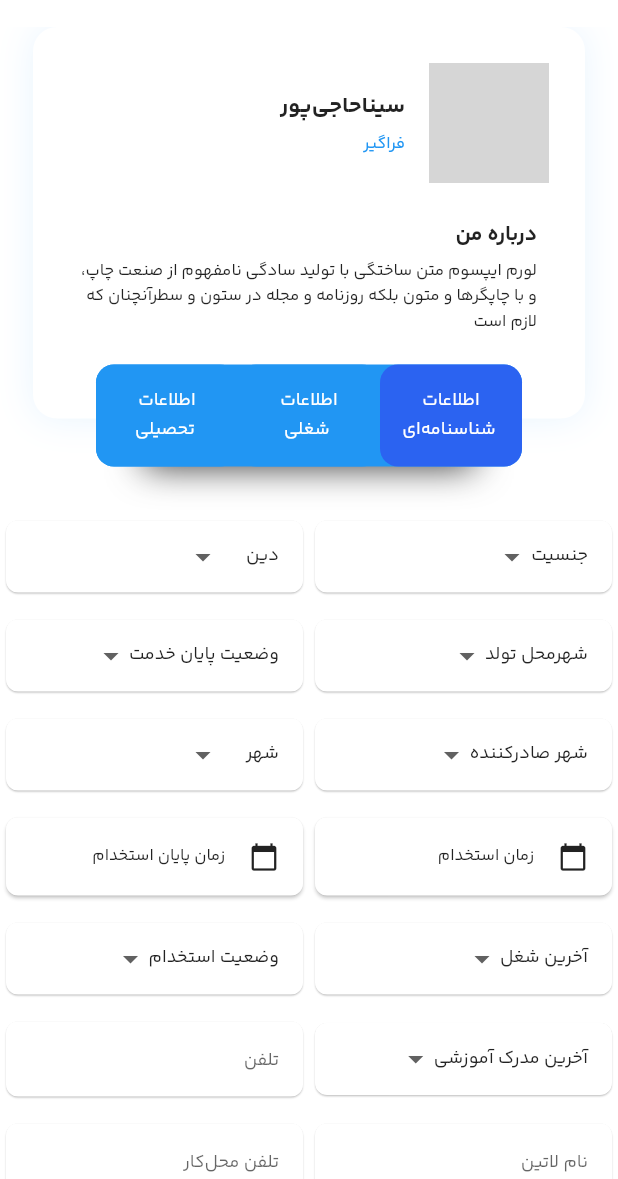
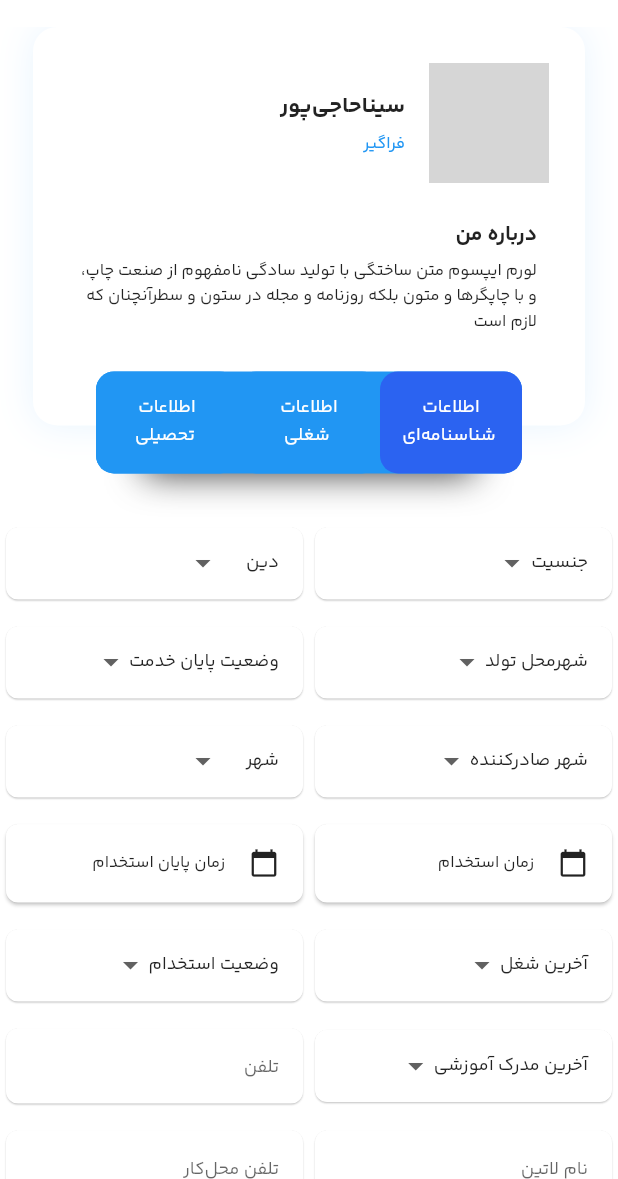
Before and after one commit to SinaHajipooor/LMS, a Flutter app: the ProfileScreen screen opened directly, on a phone screen of 412 x 824 dp, the part 57-1236 px from its top. Run offline on Flutter 3.47's test engine with Material 2 defaults, Android fonts, the phone set to English and light mode, and no system bars; our stand-ins replace carousel_slider, circular_countdown_timer, file_picker, fl_chart, flutter_rating_bar, flutter_spinkit and 3 more; missing offline and left inert: persian_datetime_picker; accounts and stored records are empty; network calls fail; grey boxes are pictures that could not be loaded.

Commit message:
config profile screen

```diff
--- a/lib/screens/course/simple_courses_screen.dart
+++ b/lib/screens/course/simple_courses_screen.dart
@@ -3,7 +3,6 @@ import 'package:lms/screens/landing_screen.dart';
 import 'package:provider/provider.dart';
 import '../../providers/Course/CourseProvider.dart';
 import '../../widgets/course/courses_list.dart';
-import '../../widgets/course/course_item.dart';
 import '../../widgets/elements/spinner.dart';
 
 class SimpleCoursesScreen extends StatefulWidget {
--- a/lib/screens/profile/profile_screen.dart
+++ b/lib/screens/profile/profile_screen.dart
@@ -1,7 +1,5 @@
 import 'package:flutter/material.dart';
 import 'package:flutter/rendering.dart';
-import 'package:lms/screens/dashbord_screen.dart';
-import 'package:lms/screens/home_screen.dart';
 import 'package:lms/screens/landing_screen.dart';
 import '../../widgets/profile/user_information_card.dart';
 import 'package:persian_datetime_picker/persian_datetime_picker.dart';
@@ -112,7 +110,7 @@ class _ProfileScreenState extends State<ProfileScreen> {
                 bottom: keyboardOffset + MediaQuery.of(context).padding.bottom,
               ),
               child: Container(
-                height: selectedIndex == 2 ? deviceHeight * 0.6 : deviceHeight * 0.55,
+                height: selectedIndex == 2 ? deviceHeight * 0.6 : deviceHeight * 0.50,
                 child: Column(
                   children: [
                     Container(
@@ -160,16 +158,22 @@ class _ProfileScreenState extends State<ProfileScreen> {
         return false;
       },
       child: Scaffold(
-        body: CustomScrollView(
+        body: Stack(
+          children: [
+            CustomScrollView(
               controller: _scrollController,
               slivers: [
                 const CustomAppbar(title: 'اطلاعات کاربری'),
                 SliverList(
-                delegate: SliverChildListDelegate.fixed([
+                  delegate: SliverChildListDelegate.fixed(
+                    [
                       Column(
                         crossAxisAlignment: CrossAxisAlignment.start,
                         children: [
-                  UserInformationCard(onSelect: _onSelectInfo, selectedIndex: _selectedIndex),
+                          SizedBox(
+                            height: deviceSize.height / 2.5,
+                            child: UserInformationCard(onSelect: _onSelectInfo, selectedIndex: _selectedIndex),
+                          ),
                           Container(
                             decoration: const BoxDecoration(
                               color: Colors.white,
@@ -240,6 +244,22 @@ class _ProfileScreenState extends State<ProfileScreen> {
                                     ),
                                   ),
                                 ),
+                              ],
+                            ),
+                          ),
+                        ],
+                      ),
+                    ],
+                  ),
+                )
+              ],
+            ),
+            Positioned(
+              left: 0,
+              right: 0,
+              bottom: 0,
+              child: Stack(
+                children: [
                   AnimatedOpacity(
                     opacity: _selectedIndex == 2 ? 1.0 : 0.0,
                     duration: const Duration(milliseconds: 700),
@@ -254,13 +274,10 @@ class _ProfileScreenState extends State<ProfileScreen> {
                     duration: const Duration(milliseconds: 700),
                     curve: Curves.easeInOut,
                     child: Visibility(visible: _selectedIndex == 3, child: const UserEducationInfo()),
-                        )
+                  ),
                 ],
               ),
             ),
-                ],
-              ),
-            ]))
           ],
         ),
       ),
```
Lines whose indentation alone changed are shown as unchanged.
